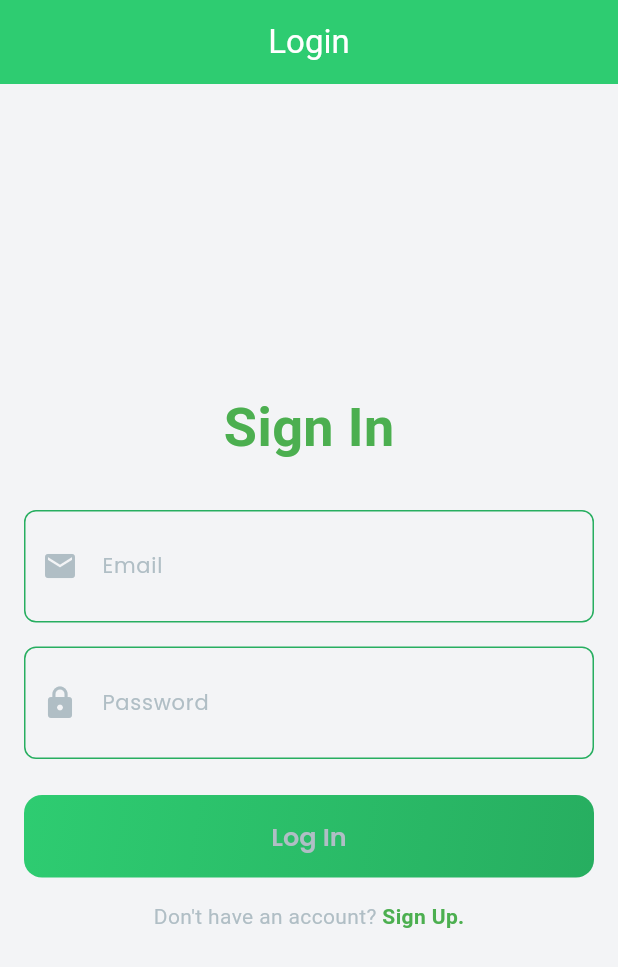
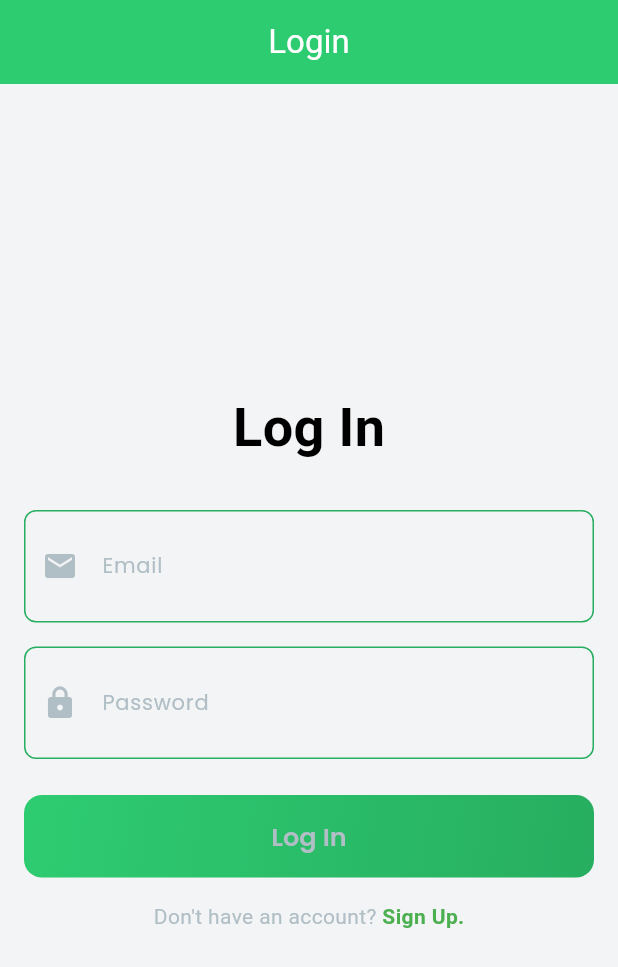
Before and after one commit to ashish10010/futsal_project, a Flutter app: the screen it shows after launch, on a phone screen of 412 x 824 dp. Shown: the top 967 px of the screen. Run offline on Flutter 3.47's test engine with Material 3 defaults, Android fonts, the light colour scheme and no system bars; our stand-ins replace cached_network_image, carousel_slider, equatable, flutter_bloc, flutter_secure_storage, geolocator and 6 more; missing offline and left inert: khalti_flutter.

Commit message:
final updates

```diff
--- a/lib/service/image_picker_service.dart
+++ b/lib/service/image_picker_service.dart
@@ -8,11 +8,7 @@ class ImagePickerService {
   Future<List<File>> pickMultipleImages(int count) async {
     final List<XFile> pickedFiles = await _picker.pickMultiImage();
 
-    if (pickedFiles != null) {
 
-      return pickedFiles.take(count).map((file) => File(file.path)).toList();
-    } else {
-      return [];
+    return pickedFiles.take(count).map((file) => File(file.path)).toList();
     }
-  }
 }
--- a/lib/src/features/auth/presentation/pages/login/login_page.dart
+++ b/lib/src/features/auth/presentation/pages/login/login_page.dart
@@ -39,11 +39,11 @@ class _LoginPageState extends State<LoginPage> {
             mainAxisAlignment: MainAxisAlignment.center,
             children: [
               const Text(
-                'Sign In',
+                'Log In',
                 style: TextStyle(
                   fontSize: 36,
                   fontWeight: FontWeight.bold,
-                  color: Colors.green,
+                  color: Colors.black,
                 ),
               ),
               const SizedBox(height: 30),
--- a/lib/src/features/booking/presentation/booking_details.dart
+++ b/lib/src/features/booking/presentation/booking_details.dart
@@ -15,8 +15,6 @@ class BookingDetailsPage extends StatelessWidget {
   //initiate Khalti Payment
   void _initiatePayment(BuildContext context, BookingCubit bookingCubit) {
 
-    print('Proceed to Pay Button Clicked'); // Debugging
-
     KhaltiScope.of(context).pay(
       config: PaymentConfig(
         amount: 1000, // Amount in paisa
@@ -27,8 +25,8 @@ class BookingDetailsPage extends StatelessWidget {
         PaymentPreference.khalti,
       ],
       onSuccess: (PaymentSuccessModel success) async {
-        // On Payment Success
-        Navigator.pop(context); // Close loading dialog
+        // // On Payment Success
+        // Navigator.pop(context); // Close loading dialog
         await _confirmBooking(context, bookingCubit);
         ScaffoldMessenger.of(context).showSnackBar(
           const SnackBar(
--- a/lib/src/features/owner/presentation/add_futsal.dart
+++ b/lib/src/features/owner/presentation/add_futsal.dart
@@ -35,9 +35,9 @@ class _AddFutsalState extends State<AddFutsal> {
   /// Pick multiple images
   Future<void> _pickImages() async {
     try {
-      final List<XFile>? images = await _imagePicker.pickMultiImage();
+      final List<XFile> images = await _imagePicker.pickMultiImage();
 
-      if (images != null && images.isNotEmpty) {
+      if (images.isNotEmpty) {
         setState(() {
           selectedImages = images.map((e) => File(e.path)).toList();
         });
```
Also changed, not shown: lib/src/features/booking/presentation/booking_page.dart (+4 -3 lines), assets/icon_arrow.png (deleted), pubspec.lock.
